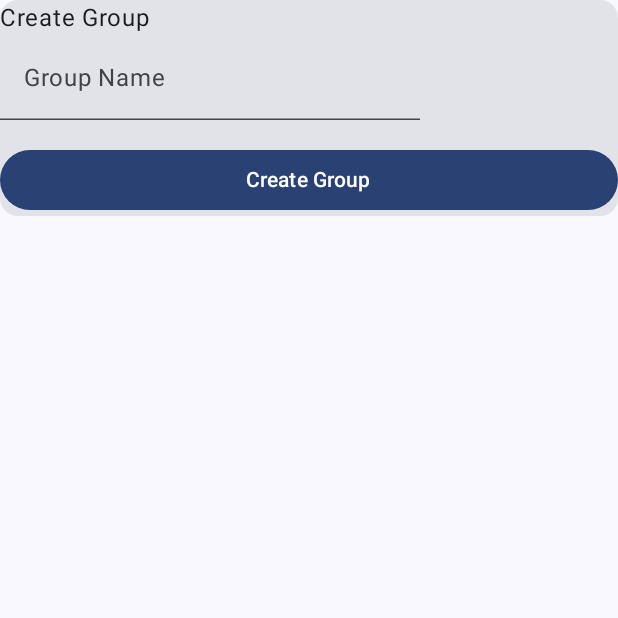
After one commit to sxweetlollipop2912/morello-app, an Android app built with Jetpack Compose: the composable CreateGroupForm called with empty values, on a phone screen of 412 x 824 dp, the top half of it. The commit adds this screen. Run offline under Robolectric (Android 15) with nearby library versions, the phone set to English and light mode, and no system bars.

Commit message:
add necessary components

```diff
--- /dev/null
+++ b/frontend/app/src/main/java/com/example/morello/ui/components/group/CreateGroupForm.kt
@@ -0,0 +1,37 @@
+package com.example.morello.ui.components.group
+
+import androidx.compose.foundation.layout.Spacer
+import androidx.compose.foundation.layout.fillMaxWidth
+import androidx.compose.foundation.layout.padding
+import androidx.compose.material3.Button
+import androidx.compose.material3.Card
+import androidx.compose.material3.Text
+import androidx.compose.material3.TextField
+import androidx.compose.runtime.Composable
+import androidx.compose.ui.Modifier
+import androidx.compose.ui.unit.dp
+
+@Composable
+fun CreateGroupForm(
+    groupName: String,
+    onGroupNameChanged: (String) -> Unit,
+    onGroupDescriptionChanged: (String) -> Unit,
+    onSubmit: () -> Unit,
+    modifier: Modifier = Modifier,
+) {
+    val spacing = 8.dp
+    Card(modifier = modifier) {
+        Text(text = "Create Group")
+        TextField(
+            value = groupName, onValueChange = onGroupNameChanged,
+            label = { Text("Group Name") },
+        )
+        Spacer(modifier = Modifier.padding(spacing))
+        Button(
+            onClick = onSubmit,
+            modifier = Modifier.fillMaxWidth()
+        ) {
+            Text("Create Group")
+        }
+    }
+}
```
Also changed, not shown: frontend/app/src/main/java/com/example/morello/ui/components/MorelloTopBar.kt (added, +43 -0 lines), frontend/app/src/main/java/com/example/morello/ui/components/PasswordFormField.kt (+8 -2 lines), frontend/app/src/main/java/com/example/morello/ui/components/SectionDividerWithText.kt (added, +29 -0 lines), frontend/app/src/main/java/com/example/morello/ui/components/group/GroupEntryCard.kt (added, +48 -0 lines).
